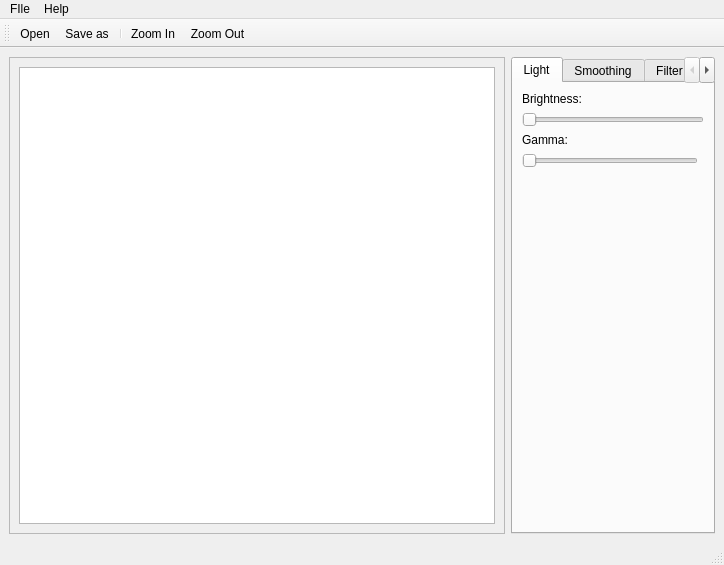
The window that gui/maingui.ui (junsee1412/Image-Processing) describes before a commit, drawn with Qt 5.
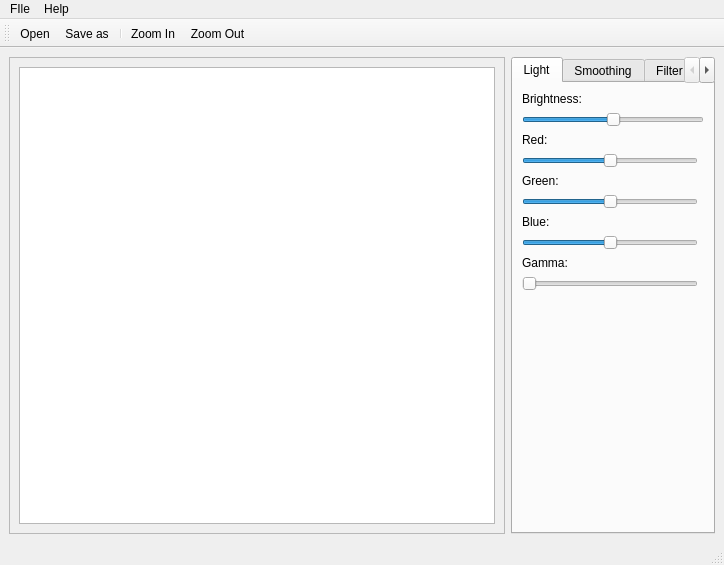
The same window after the commit. Icons and pictures are not drawn.

Patch:
```diff
--- a/gui/maingui.ui
+++ b/gui/maingui.ui
@@ -59,39 +59,6 @@
         <string>Light</string>
        </attribute>
        <layout class="QGridLayout" name="gridLayout_3">
-        <item row="5" column="0">
-         <spacer name="verticalSpacer">
-          <property name="orientation">
-           <enum>Qt::Vertical</enum>
-          </property>
-          <property name="sizeHint" stdset="0">
-           <size>
-            <width>20</width>
-            <height>40</height>
-           </size>
-          </property>
-         </spacer>
-        </item>
-        <item row="1" column="0" colspan="2">
-         <widget class="QSlider" name="sliderBrightness">
-          <property name="minimum">
-           <number>0</number>
-          </property>
-          <property name="value">
-           <number>0</number>
-          </property>
-          <property name="orientation">
-           <enum>Qt::Horizontal</enum>
-          </property>
-         </widget>
-        </item>
-        <item row="2" column="0" colspan="2">
-         <widget class="QLabel" name="label_3">
-          <property name="text">
-           <string>Gamma:</string>
-          </property>
-         </widget>
-        </item>
         <item row="0" column="0" colspan="2">
          <widget class="QLabel" name="label_2">
           <property name="text">
@@ -99,7 +66,21 @@
           </property>
          </widget>
         </item>
-        <item row="3" column="0">
+        <item row="6" column="0">
+         <widget class="QLabel" name="label_8">
+          <property name="text">
+           <string>Blue:</string>
+          </property>
+         </widget>
+        </item>
+        <item row="2" column="0">
+         <widget class="QLabel" name="label_6">
+          <property name="text">
+           <string>Red:</string>
+          </property>
+         </widget>
+        </item>
+        <item row="9" column="0">
          <widget class="QSlider" name="sliderGamma">
           <property name="minimum">
            <number>1</number>
@@ -112,6 +93,94 @@
           </property>
          </widget>
         </item>
+        <item row="3" column="0">
+         <widget class="QSlider" name="sliderRed">
+          <property name="minimum">
+           <number>-100</number>
+          </property>
+          <property name="maximum">
+           <number>100</number>
+          </property>
+          <property name="orientation">
+           <enum>Qt::Horizontal</enum>
+          </property>
+         </widget>
+        </item>
+        <item row="1" column="0" colspan="2">
+         <widget class="QSlider" name="sliderBrightness">
+          <property name="minimum">
+           <number>0</number>
+          </property>
+          <property name="maximum">
+           <number>200</number>
+          </property>
+          <property name="singleStep">
+           <number>1</number>
+          </property>
+          <property name="pageStep">
+           <number>10</number>
+          </property>
+          <property name="value">
+           <number>100</number>
+          </property>
+          <property name="orientation">
+           <enum>Qt::Horizontal</enum>
+          </property>
+         </widget>
+        </item>
+        <item row="8" column="0" colspan="2">
+         <widget class="QLabel" name="label_3">
+          <property name="text">
+           <string>Gamma:</string>
+          </property>
+         </widget>
+        </item>
+        <item row="4" column="0">
+         <widget class="QLabel" name="label_7">
+          <property name="text">
+           <string>Green:</string>
+          </property>
+         </widget>
+        </item>
+        <item row="11" column="0">
+         <spacer name="verticalSpacer">
+          <property name="orientation">
+           <enum>Qt::Vertical</enum>
+          </property>
+          <property name="sizeHint" stdset="0">
+           <size>
+            <width>20</width>
+            <height>40</height>
+           </size>
+          </property>
+         </spacer>
+        </item>
+        <item row="5" column="0">
+         <widget class="QSlider" name="sliderGreen">
+          <property name="minimum">
+           <number>-100</number>
+          </property>
+          <property name="maximum">
+           <number>100</number>
+          </property>
+          <property name="orientation">
+           <enum>Qt::Horizontal</enum>
+          </property>
+         </widget>
+        </item>
+        <item row="7" column="0">
+         <widget class="QSlider" name="sliderBlue">
+          <property name="minimum">
+           <number>-100</number>
+          </property>
+          <property name="maximum">
+           <number>100</number>
+          </property>
+          <property name="orientation">
+           <enum>Qt::Horizontal</enum>
+          </property>
+         </widget>
+        </item>
        </layout>
       </widget>
       <widget class="QWidget" name="tab_1">
```
Left out of the diff: 129 changed lines with no effect on the pictures.
